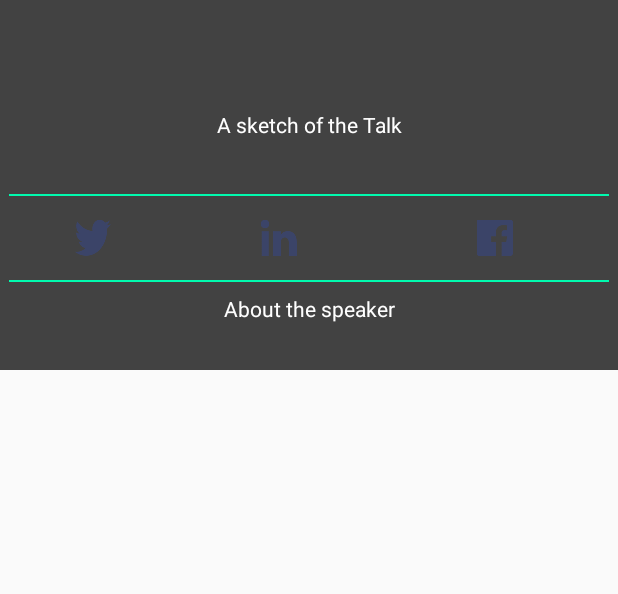
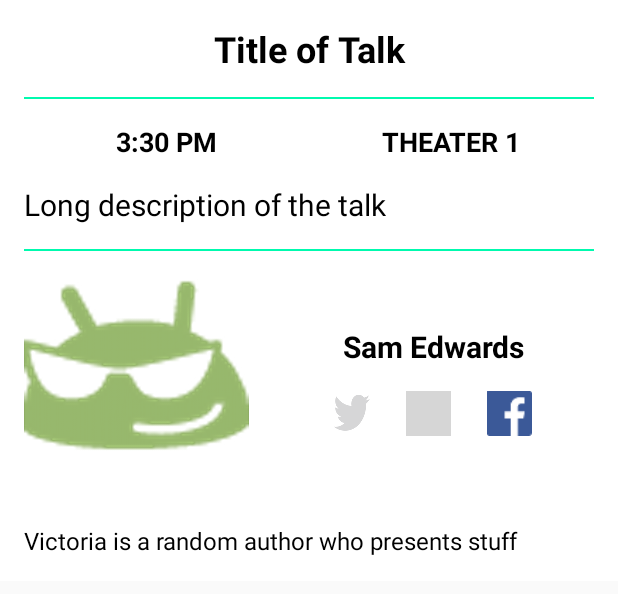
Before and after one commit to Droidcon-Boston/conference-app-android, an Android app: the layout agenda_detail_fragment.xml on its own in the app's theme, with its tools: preview values and no code run, on a phone screen of 412 x 824 dp. Shown: the top 594 px of the screen. Run offline under Robolectric (Android 15) with nearby library versions, the phone set to English and light mode, and no system bars; grey boxes are pictures that could not be loaded.

Commit message:
make the agenda detail page look like the iOS page so it doesn't look fugly

```diff
--- a/Droidcon-Boston/app/src/main/java/com/mentalmachines/droidcon_boston/views/agenda/AgendaDayFragment.java
+++ b/Droidcon-Boston/app/src/main/java/com/mentalmachines/droidcon_boston/views/agenda/AgendaDayFragment.java
@@ -136,6 +136,8 @@ public class AgendaDayFragment extends Fragment {
                                 }
                                 Bundle arguments = new Bundle();
                                 arguments.putString(ScheduleDatabase.NAME, item.getItemData().speakerName);
+                                arguments.putString(ScheduleDatabase.TALK_TIME, item.getItemData().time);
+                                arguments.putString(ScheduleDatabase.ROOM, item.getItemData().room);
 
                                 AgendaDetailFragment agendaDetailFragment = new AgendaDetailFragment();
                                 agendaDetailFragment.setArguments(arguments);
--- a/Droidcon-Boston/app/src/main/java/com/mentalmachines/droidcon_boston/views/detail/AgendaDetailFragment.java
+++ b/Droidcon-Boston/app/src/main/java/com/mentalmachines/droidcon_boston/views/detail/AgendaDetailFragment.java
@@ -17,6 +17,7 @@ import com.mentalmachines.droidcon_boston.R;
 import com.mentalmachines.droidcon_boston.data.ScheduleDatabase;
 import com.mentalmachines.droidcon_boston.utils.StringUtils;
 import com.mentalmachines.droidcon_boston.views.NavigationAdapter;
+import com.mentalmachines.droidcon_boston.views.agenda.CircleTransform;
 import com.mentalmachines.droidcon_boston.views.base.BaseFragment;
 
 import butterknife.BindView;
@@ -64,6 +65,10 @@ public class AgendaDetailFragment extends BaseFragment {
     ImageView imageLinkedin;
     @BindView(R.id.image_facebook)
     ImageView imageFacebook;
+    @BindView(R.id.text_time)
+    TextView textTime;
+    @BindView(R.id.text_room)
+    TextView textRoom;
 
     @Nullable
     @Override
@@ -76,6 +81,10 @@ public class AgendaDetailFragment extends BaseFragment {
         String speakerName = bundle.getString(ScheduleDatabase.NAME);
         ScheduleDatabase.ScheduleDetail scheduleDetail = ScheduleDatabase.fetchDetailData(getContext(), speakerName);
         showAgendaDetail(scheduleDetail);
+
+        textTime.setText(bundle.getString(ScheduleDatabase.TALK_TIME));
+        textRoom.setText(bundle.getString(ScheduleDatabase.ROOM));
+
         //((AppCompatActivity)getActivity()).getSupportActionBar().setDisplayHomeAsUpEnabled(true);
         //setHasOptionsMenu(true);
         //TODO
@@ -85,10 +94,9 @@ public class AgendaDetailFragment extends BaseFragment {
     public void showAgendaDetail(ScheduleDatabase.ScheduleDetail scheduleDetail) {
         Glide.with(this)
                 .load(scheduleDetail.listRow.photo)
+                .transform(new CircleTransform(getContext()))
                 .placeholder(R.drawable.emo_im_cool)
                 .crossFade()
-                .override(1000, 1000)
-                .centerCrop()
                 .into(imageSpeaker);
 
         textTitle.setText(scheduleDetail.listRow.talkTitle);
@@ -100,19 +108,19 @@ public class AgendaDetailFragment extends BaseFragment {
             imageTwitter.setVisibility(View.GONE);
         } else {
             imageTwitter.setTag(scheduleDetail.twitter);
-            imageTwitter.setImageDrawable(buildIcon(res, R.drawable.twitter));
+            //imageTwitter.setImageDrawable(buildIcon(res, R.drawable.twitter));
         }
         if (StringUtils.isNullorEmpty(scheduleDetail.linkedIn)) {
             imageLinkedin.setVisibility(View.GONE);
         } else {
             imageLinkedin.setTag(scheduleDetail.linkedIn);
-            imageLinkedin.setImageDrawable(buildIcon(res, R.drawable.linkedin));
+            //imageLinkedin.setImageDrawable(buildIcon(res, R.drawable.linkedin));
         }
         if (StringUtils.isNullorEmpty(scheduleDetail.facebook)) {
             imageFacebook.setVisibility(View.GONE);
         } else {
             imageFacebook.setTag(scheduleDetail.facebook);
-            imageFacebook.setImageDrawable(buildIcon(res, R.drawable.facebook));
+            //imageFacebook.setImageDrawable(buildIcon(res, R.drawable.facebook));
         }
     }
 
--- a/Droidcon-Boston/app/src/main/res/layout/agenda_detail_fragment.xml
+++ b/Droidcon-Boston/app/src/main/res/layout/agenda_detail_fragment.xml
@@ -1,20 +1,106 @@
 <?xml version="1.0" encoding="utf-8"?>
 <ScrollView xmlns:android="http://schemas.android.com/apk/res/android"
+    xmlns:tools="http://schemas.android.com/tools"
     android:layout_width="match_parent"
-    android:layout_height="wrap_content">
+    android:layout_height="match_parent">
 
     <LinearLayout
         android:layout_width="match_parent"
         android:layout_height="wrap_content"
-        android:background="@color/cardview_dark_background"
+        android:background="@android:color/white"
+        android:padding="16dp"
         android:orientation="vertical">
+
+        <TextView
+            android:id="@+id/text_title"
+            style="@android:style/TextAppearance.Medium"
+            android:layout_width="match_parent"
+            android:layout_height="wrap_content"
+            android:layout_marginBottom="16dp"
+            android:gravity="center"
+            android:textColor="@android:color/black"
+            android:textSize="24sp"
+            android:textStyle="bold"
+            android:fontFamily="sans-serif"
+            tools:text="Title of Talk"/>
+
+        <View
+            android:layout_width="match_parent"
+            android:layout_height="1dp"
+            android:background="@color/colorAccent"/>
+
+        <LinearLayout
+            android:layout_width="match_parent"
+            android:layout_height="wrap_content"
+            android:layout_marginTop="16dp"
+            android:layout_marginBottom="16dp"
+            android:orientation="horizontal">
+
+            <TextView
+                android:id="@+id/text_time"
+                android:layout_width="0dp"
+                android:layout_weight="1"
+                android:layout_height="wrap_content"
+                android:gravity="center"
+                android:textStyle="bold"
+                android:fontFamily="sans-serif"
+                android:textSize="18sp"
+                android:textColor="@android:color/black"
+                tools:text="3:30 PM"/>
+
+            <TextView
+                android:id="@+id/text_room"
+                android:layout_width="0dp"
+                android:layout_weight="1"
+                android:layout_height="wrap_content"
+                android:gravity="center"
+                android:textStyle="bold"
+                android:fontFamily="sans-serif"
+                android:textSize="18sp"
+                android:textColor="@android:color/black"
+                tools:text="THEATER 1"/>
+
+        </LinearLayout>
+
+        <TextView
+            android:id="@+id/text_description"
+            style="@android:style/TextAppearance.Medium"
+            android:layout_width="wrap_content"
+            android:layout_height="wrap_content"
+            android:layout_marginBottom="16dp"
+            android:textColor="@android:color/black"
+            android:fontFamily="sans-serif"
+            android:textSize="20sp"
+            tools:text="Long description of the talk"/>
+
+        <View
+            android:layout_width="match_parent"
+            android:layout_height="1dp"
+            android:background="@color/colorAccent"/>
+
+        <LinearLayout
+            android:layout_width="match_parent"
+            android:layout_height="wrap_content"
+            android:layout_marginTop="16dp"
+            android:layout_marginBottom="16dp"
+            android:orientation="horizontal">
 
             <ImageView
                 android:id="@+id/image_speaker"
-            android:layout_width="match_parent"
+                android:layout_width="150dp"
+                android:layout_height="150dp"
+                android:layout_marginEnd="16dp"
+                android:layout_gravity="center_vertical"
+                android:scaleType="fitXY"
+                tools:src="@drawable/emo_im_cool"/>
+
+            <LinearLayout
+                android:layout_width="0dp"
+                android:layout_weight="1"
                 android:layout_height="wrap_content"
-            android:maxHeight="300dp"
-            android:layout_marginBottom="8dp"/>
+                android:layout_gravity="center_vertical"
+                android:gravity="center"
+                android:orientation="vertical">
 
                 <TextView
                     android:id="@+id/text_speaker_name"
@@ -25,118 +111,77 @@
                     android:layout_marginLeft="16dp"
                     android:layout_marginRight="16dp"
                     android:layout_marginBottom="8dp"
-            android:textColor="@android:color/white" />
+                    android:textStyle="bold"
+                    android:fontFamily="sans-serif"
+                    android:textSize="20sp"
+                    android:textColor="@android:color/black"
+                    tools:text="Sam Edwards"/>
 
-        <TextView
-            android:id="@+id/text_title"
-            style="@android:style/TextAppearance.Medium"
-            android:layout_width="match_parent"
+                <LinearLayout
+                    android:layout_width="wrap_content"
                     android:layout_height="wrap_content"
                     android:gravity="center"
-            android:textColor="@android:color/white"
-            android:layout_marginLeft="16dp"
-            android:layout_marginRight="16dp"
-            android:layout_marginBottom="8dp"/>
-
-        <TextView
-            style="@android:style/TextAppearance.Small"
-            android:layout_width="match_parent"
-            android:layout_height="wrap_content"
-            android:layout_marginBottom="4dp"
-            android:gravity="center"
-            android:fontFamily="italic"
-            android:text="A sketch of the Talk"
-            android:textColor="@android:color/white" />
-
-        <TextView
-            android:id="@+id/text_description"
-            style="@android:style/TextAppearance.Medium"
-            android:layout_width="wrap_content"
-            android:layout_height="wrap_content"
-            android:textColor="@android:color/white"
-            android:layout_marginLeft="16dp"
-            android:layout_marginRight="16dp"
-            android:layout_marginBottom="8dp" />
-
-        <View
-            android:layout_width="match_parent"
-            android:layout_height="1dp"
-            android:layout_marginBottom="8dp"
-            android:layout_marginLeft="6dp"
-            android:layout_marginRight="6dp"
-            android:background="@color/colorAccent" />
-
-        <LinearLayout
-            android:layout_width="match_parent"
-            android:layout_height="wrap_content"
-            android:minHeight="48dp"
                     android:orientation="horizontal">
 
                     <ImageButton
                         android:id="@+id/image_twitter"
-                android:layout_width="0dp"
-                android:layout_height="wrap_content"
-                android:layout_weight="1"
+                        android:layout_width="40dp"
+                        android:layout_height="40dp"
+                        android:layout_gravity="center_vertical"
+                        android:layout_marginStart="8dp"
+                        android:layout_marginEnd="8dp"
                         android:onClick="faqClick"
                         android:background="@android:color/transparent"
                         android:padding="8dp"
                         android:clickable="true"
                         android:scaleType="fitCenter"
-                android:src="@drawable/ic_twitter" />
+                        android:src="@drawable/ic_twitter"
+                        android:tint="@color/tw__blue_default"/>
 
                     <ImageButton
                         android:id="@+id/image_linkedin"
-                android:layout_width="0dp"
-                android:layout_height="wrap_content"
-                android:layout_weight="1"
+                        android:layout_width="30dp"
+                        android:layout_height="30dp"
+                        android:layout_gravity="center_vertical"
+                        android:layout_marginStart="8dp"
+                        android:layout_marginEnd="8dp"
+                        android:onClick="faqClick"
+                        android:background="@color/tw__blue_default"
+                        android:padding="4dp"
+                        android:scaleType="fitCenter"
+                        android:clickable="true"
+                        android:src="@drawable/ic_linkedin"/>
+
+                    <ImageButton
+                        android:id="@+id/image_facebook"
+                        android:layout_width="46dp"
+                        android:layout_height="46dp"
+                        android:layout_gravity="center_vertical"
+                        android:layout_marginStart="8dp"
+                        android:layout_marginEnd="8dp"
+                        android:clickable="true"
                         android:onClick="faqClick"
                         android:background="@android:color/transparent"
                         android:padding="8dp"
                         android:scaleType="fitCenter"
-                android:clickable="true"
-                android:src="@drawable/ic_linkedin" />
-
-            <ImageButton
-                android:id="@+id/image_facebook"
-                android:layout_width="wrap_content"
-                android:layout_height="wrap_content"
-                android:clickable="true"
-                android:layout_weight="1"
-                android:onClick="faqClick"
-                android:background="@android:color/transparent"
-                android:padding="8dp"
-                android:scaleType="fitCenter"
-                android:src="@drawable/ic_facebook" />
+                        android:src="@drawable/ic_facebook"
+                        android:tint="#ff3b5998"/>
 
                 </LinearLayout>
 
-        <View
-            android:layout_width="match_parent"
-            android:layout_height="1dp"
-            android:layout_marginBottom="8dp"
-            android:layout_marginLeft="6dp"
-            android:layout_marginRight="6dp"
-            android:background="@color/colorAccent" />
+            </LinearLayout>
 
-        <TextView
-            style="@android:style/TextAppearance.Small"
-            android:layout_width="match_parent"
-            android:layout_height="wrap_content"
-            android:gravity="center"
-            android:layout_marginBottom="4dp"
-            android:fontFamily="italic"
-            android:text="About the speaker"
-            android:textColor="@android:color/white" />
+        </LinearLayout>
 
         <TextView
             android:id="@+id/text_speaker_bio"
-            style="@android:style/TextAppearance.Small"
             android:layout_width="match_parent"
             android:layout_height="wrap_content"
-            android:layout_marginLeft="16dp"
-            android:layout_marginRight="16dp"
-            android:layout_marginBottom="8dp"
-            android:textColor="@android:color/white" />
+            android:textColor="@android:color/black"
+            android:fontFamily="sans-serif"
+            android:textSize="16sp"
+            tools:text="Victoria is a random author who presents stuff"
+            />
 
     </LinearLayout>
 </ScrollView>
```
Lines whose indentation alone changed are shown as unchanged.
